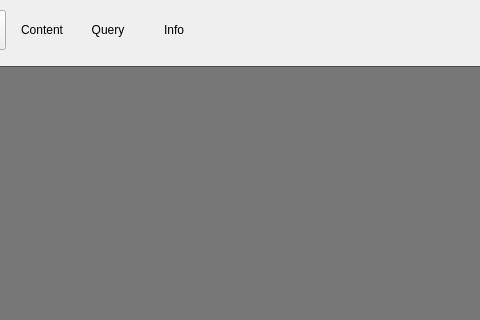
Old version of the form app/views/MainLayout.ui in the repository snorlax95/Goofy-SQL; both pictures show x 258 to 738 and y 0 to 320 of the 829 by 544 pixel window.
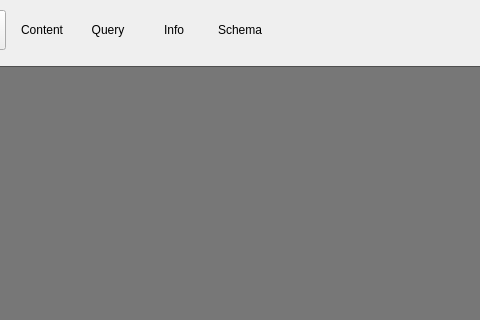
New version of the form. Icons and pictures are not drawn.

Commit message: adding in connection_helper to resultsTable to make editing data easier, added SchemaWidget

```diff
--- a/app/views/MainLayout.ui
+++ b/app/views/MainLayout.ui
@@ -425,6 +425,41 @@
         </property>
        </widget>
       </item>
+      <item>
+       <widget class="QToolButton" name="SchemaButton">
+        <property name="minimumSize">
+         <size>
+          <width>60</width>
+          <height>40</height>
+         </size>
+        </property>
+        <property name="maximumSize">
+         <size>
+          <width>60</width>
+          <height>40</height>
+         </size>
+        </property>
+        <property name="styleSheet">
+         <string notr="true">border: none;</string>
+        </property>
+        <property name="text">
+         <string>Schema</string>
+        </property>
+        <property name="icon">
+         <iconset>
+          <normaloff>../assets/content.png</normaloff>../assets/content.png</iconset>
+        </property>
+        <property name="iconSize">
+         <size>
+          <width>25</width>
+          <height>25</height>
+         </size>
+        </property>
+        <property name="toolButtonStyle">
+         <enum>Qt::ToolButtonTextUnderIcon</enum>
+        </property>
+       </widget>
+      </item>
      </layout>
     </widget>
    </item>
```
Left out of the diff: 284 changed lines with no effect on the pictures. The commit also changes 8 other files.
